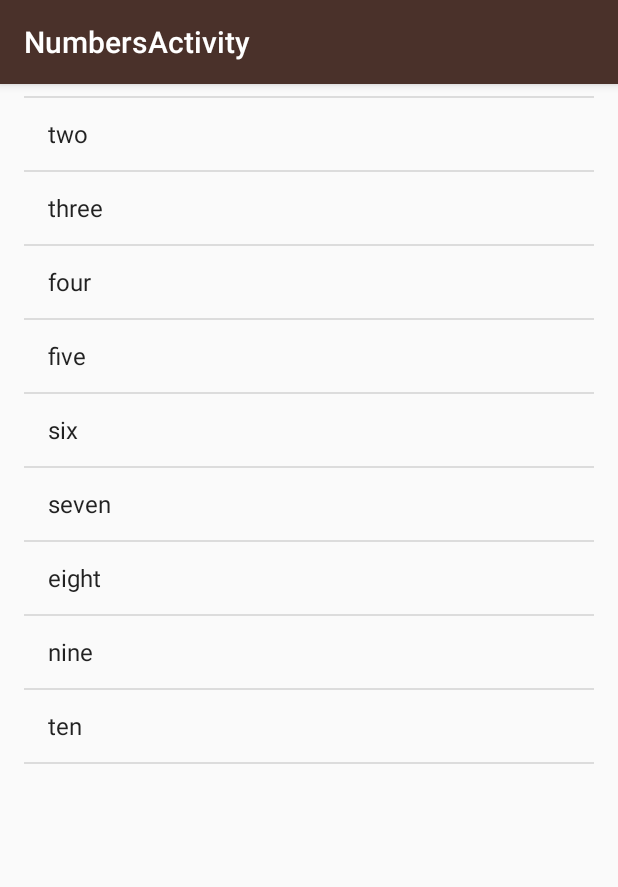
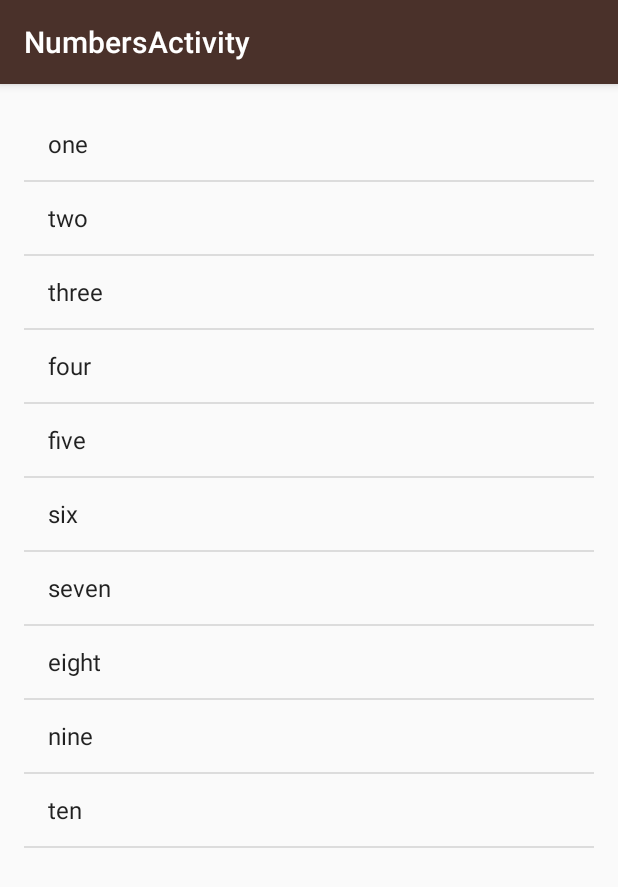
Before and after one commit to tiredoak/Miwok, an Android app: the NumbersActivity screen opened directly, with no data from a screen before it, on a phone screen of 412 x 824 dp. Shown: the top 887 px of the screen. Run offline under Robolectric (Android 15) with nearby library versions, the phone set to English and light mode, and no system bars.

Commit message:
Change XML in numbers activity to fix bug causing toolbar to overlap with content

```diff
--- a/app/src/main/res/layout/activity_numbers.xml
+++ b/app/src/main/res/layout/activity_numbers.xml
@@ -19,7 +19,10 @@
             app:popupTheme="@style/AppTheme.PopupOverlay" />
 
     </android.support.design.widget.AppBarLayout>
-
-    <include layout="@layout/content_numbers" />
+    <!-- layout_behavior is included to prevent toolbar from overlapping with content -->
+    <include layout="@layout/content_numbers"
+        android:layout_width="match_parent"
+        android:layout_height="match_parent"
+        app:layout_behavior="@string/appbar_scrolling_view_behavior"/>
 
 </android.support.design.widget.CoordinatorLayout>
```
